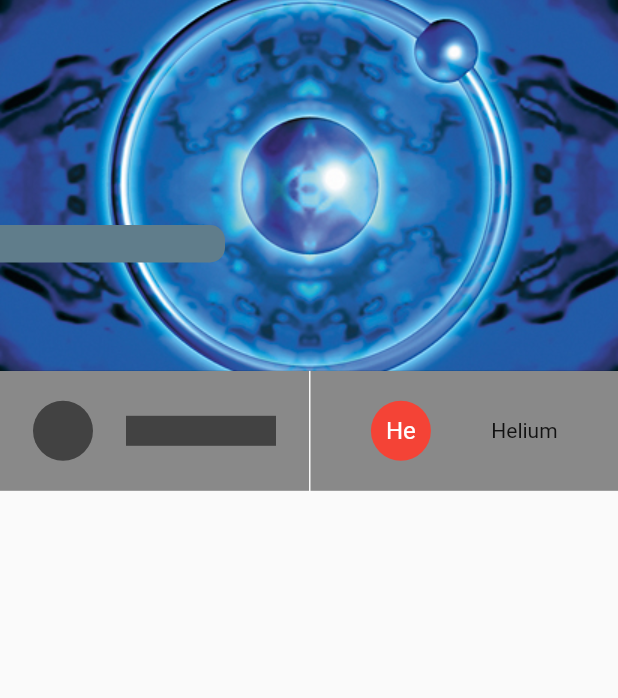
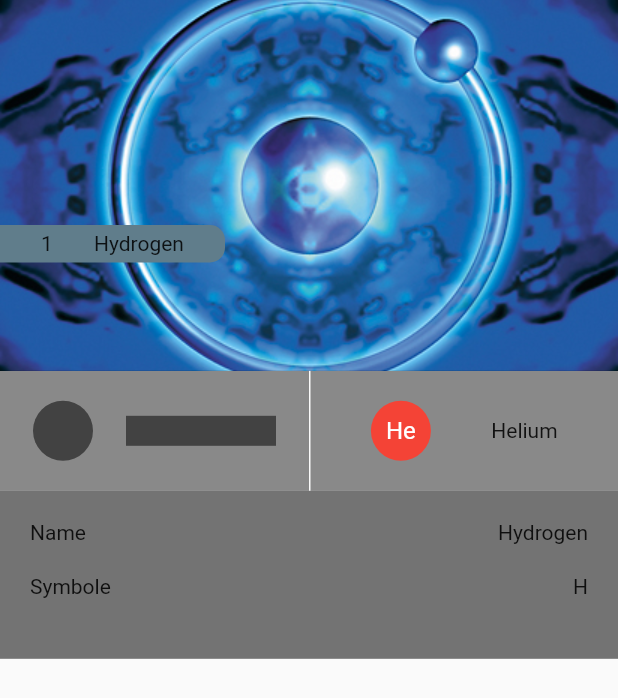
Before and after one commit to SMAthar/periodic_table, a Flutter app: the screen it shows after launch, after a tap on an icon or button, on a phone screen of 412 x 824 dp. Shown: the top 698 px of the screen. Run offline on Flutter 3.47's test engine with Material 2 defaults, Android fonts, the phone set to English and light mode, and no system bars.

Commit message:
Detail Page

```diff
--- a/lib/pages/details_page.dart
+++ b/lib/pages/details_page.dart
@@ -38,7 +38,13 @@ class DetailsPage extends StatelessWidget {
                   ),
                   height: 25,
                   width: 150,
-                  padding: EdgeInsets.all(10),
+                  child: Row(
+                    mainAxisAlignment: MainAxisAlignment.spaceEvenly,
+                    children: <Widget>[
+                      Text(element.atomicNo.toString()),
+                      Text(element.name)
+                    ],
+                  )
                 ),
               ),
             ],
@@ -49,7 +55,36 @@ class DetailsPage extends StatelessWidget {
               element.atomicNo == 1 ? DammyNT() : NavigationTab(element: elementList.elements[element.atomicNo - 2],elementList: elementList,),
               element.atomicNo == 118 ? DammyNT() : NavigationTab(element: elementList.elements[element.atomicNo],elementList: elementList,)
             ],
-          )
+          ),
+          Container(
+            color: Colors.black54,
+            padding: EdgeInsets.all(20.0),
+            child: Column(
+              mainAxisAlignment: MainAxisAlignment.center,
+              children: <Widget>[
+                Padding(
+                  padding: const EdgeInsets.only(bottom: 20),
+                  child: Row(
+                    mainAxisAlignment: MainAxisAlignment.spaceBetween,
+                    children: <Widget>[
+                      Text("Name"),
+                      Text(element.name)
+                    ],
+                  ),
+                ),
+                Padding(
+                  padding: const EdgeInsets.only(bottom: 20),
+                  child: Row(
+                    mainAxisAlignment: MainAxisAlignment.spaceBetween,
+                    children: <Widget>[
+                      Text("Symbole"),
+                      Text(element.symbole)
+                    ],
+                  ),
+                ),
+              ],
+            ),
+          ),
         ],
       )
     );
```
